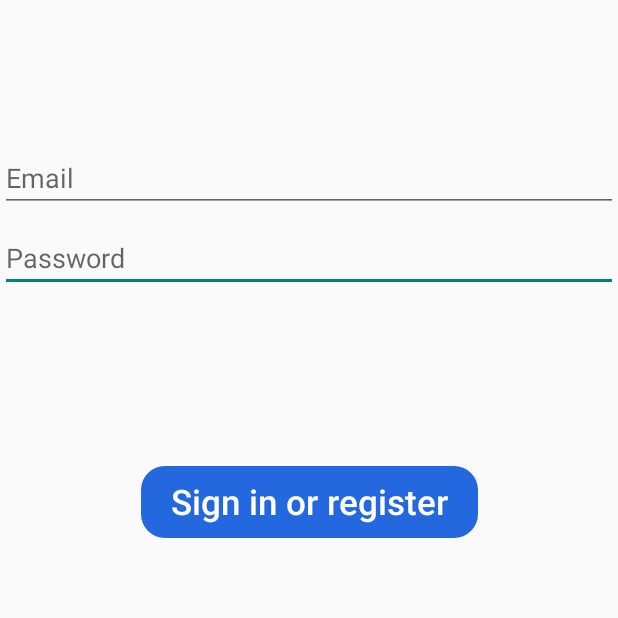
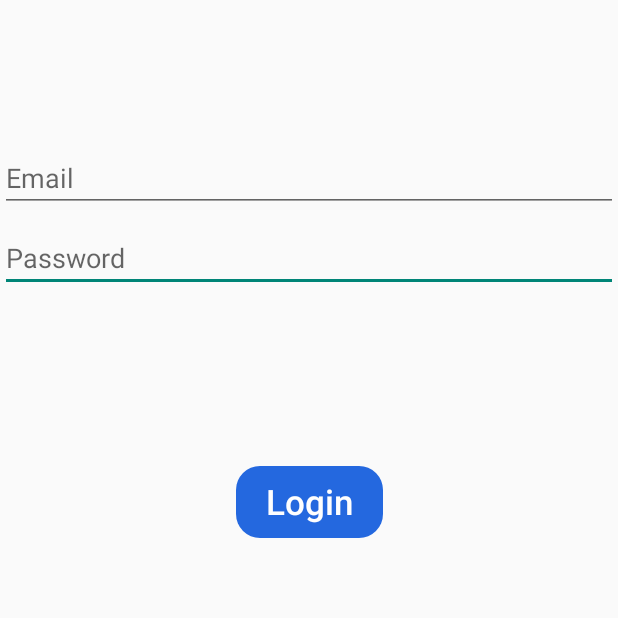
Before and after one commit to oguzhankrky/DataWareHouseProject, an Android app: the Login screen opened directly, with no data from a screen before it, on a phone screen of 412 x 824 dp, the top half of it. Run offline under Robolectric (Android 15) with nearby library versions, the phone set to English and light mode, and no system bars.

Commit message:
login düzeltme

```diff
--- a/app/src/main/res/layout/activity_login.xml
+++ b/app/src/main/res/layout/activity_login.xml
@@ -14,7 +14,7 @@
         android:layout_marginBottom="64dp"
         android:enabled="false"
         android:background="@drawable/btn_background1"
-        android:text="@string/action_sign_in"
+        android:text="@string/login"
         android:textAllCaps="false"
         android:textColor="@color/white"
         android:textSize="23sp"
--- a/app/src/main/res/values/strings.xml
+++ b/app/src/main/res/values/strings.xml
@@ -14,4 +14,5 @@
     <string name="invalid_password">Password must be >5 characters</string>
     <string name="login_failed">"Login failed"</string>
     <string name="s_gn_up">Sıgn Up</string>
+    <string name="login">Login</string>
 </resources>
```
